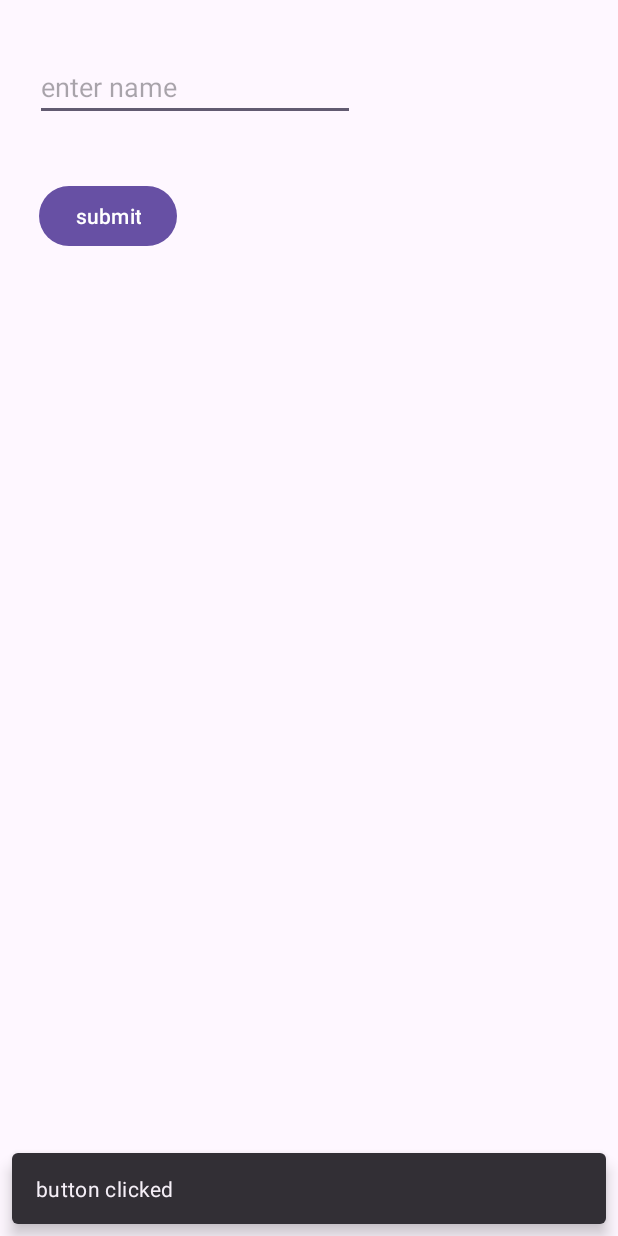
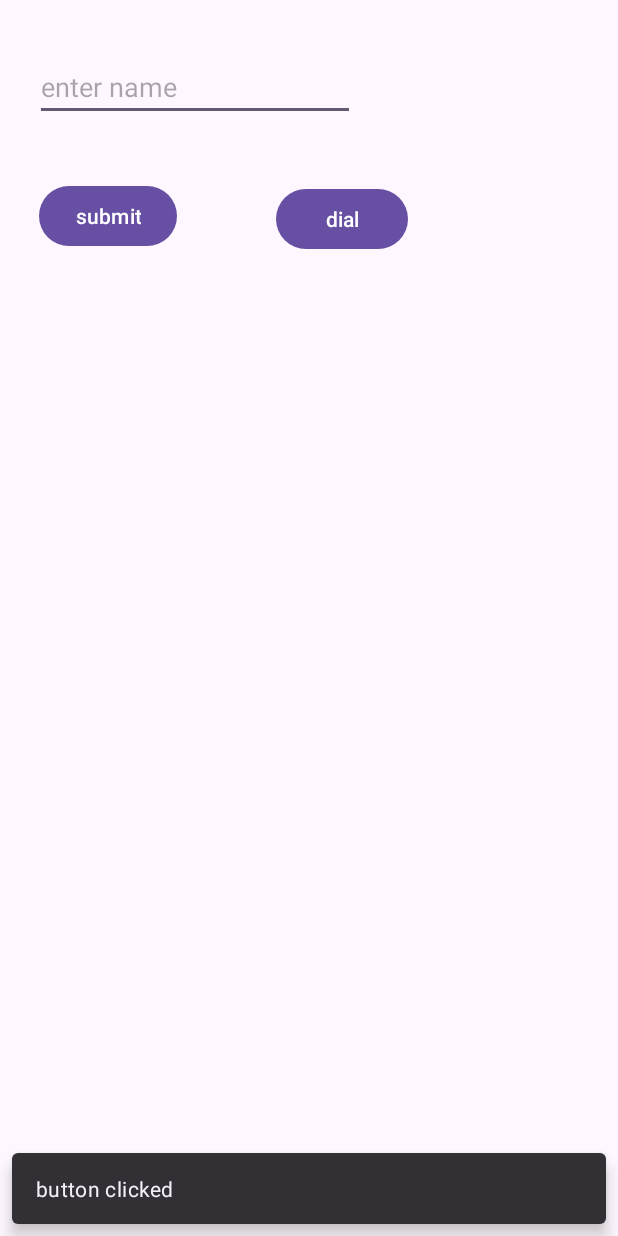
Before and after one commit to abdultanveer/boschyd, an Android app: the screen it shows after launch (MainActivity), after a tap on "submit", on a phone screen of 412 x 824 dp. Run offline under Robolectric (Android 15) with nearby library versions, the phone set to English and light mode, and no system bars.

Commit message:
implicit intents -- dialer

```diff
--- a/app/src/main/java/com/example/boschyd/MainActivity.kt
+++ b/app/src/main/java/com/example/boschyd/MainActivity.kt
@@ -1,5 +1,7 @@
 package com.example.boschyd
 
+import android.content.Intent
+import android.net.Uri
 import android.os.Bundle
 import android.view.View
 import android.widget.EditText
@@ -26,4 +28,10 @@ class MainActivity : AppCompatActivity() {
         val resultTv:TextView = findViewById(R.id.tvResult)
         resultTv.setText(name)
     }
+
+    fun dialNo(view: View) {
+        //https://developer.android.com/guide/components/intents-common
+        val dialIntent = Intent(Intent.ACTION_DIAL, Uri.parse("tel:123456789"))
+        startActivity(dialIntent)
+    }
 }
--- a/app/src/main/res/layout/activity_main.xml
+++ b/app/src/main/res/layout/activity_main.xml
@@ -21,11 +21,11 @@
 
     <Button
         android:id="@+id/btnSubmit"
-        android:onClick="handleClick"
         android:layout_width="wrap_content"
         android:layout_height="wrap_content"
         android:layout_marginStart="26dp"
         android:layout_marginTop="39dp"
+        android:onClick="handleClick"
         android:text="submit"
         app:layout_constraintStart_toStartOf="parent"
         app:layout_constraintTop_toBottomOf="@+id/etName" />
@@ -39,4 +39,15 @@
         android:text="TextView"
         app:layout_constraintStart_toEndOf="@+id/etName"
         app:layout_constraintTop_toTopOf="parent" />
+
+    <Button
+        android:id="@+id/btnDial"
+        android:onClick="dialNo"
+        android:layout_width="wrap_content"
+        android:layout_height="wrap_content"
+        android:layout_marginStart="66dp"
+        android:layout_marginTop="41dp"
+        android:text="dial"
+        app:layout_constraintStart_toEndOf="@+id/btnSubmit"
+        app:layout_constraintTop_toBottomOf="@+id/etName" />
 </androidx.constraintlayout.widget.ConstraintLayout>
```
